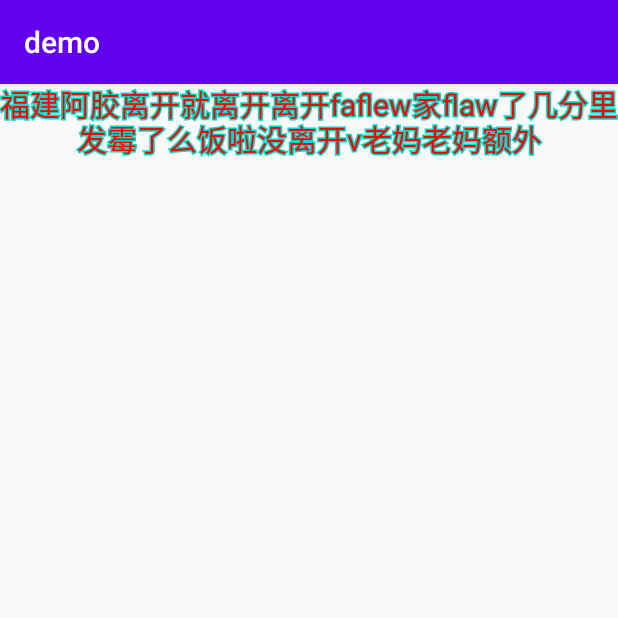
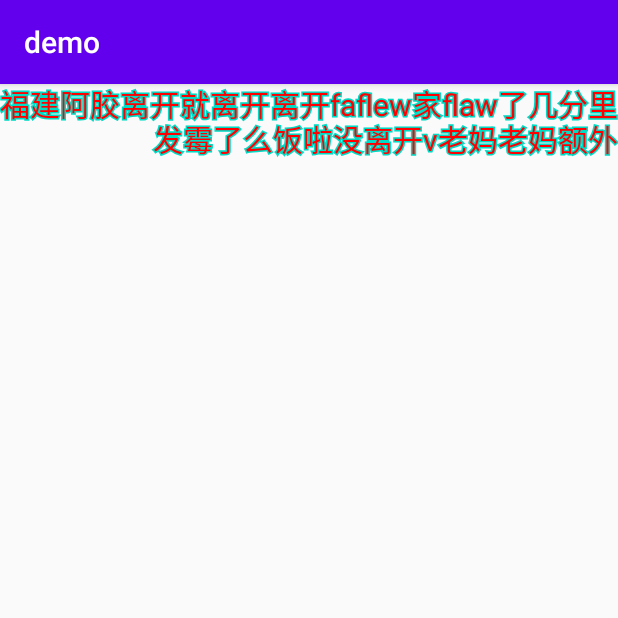
Before and after one commit to daemon369/StrokedTextView, an Android app: the screen it shows after launch (MainActivity), on a phone screen of 412 x 824 dp, the top half of it. Run offline under Robolectric (Android 15) with nearby library versions, the phone set to English and light mode, and no system bars.

Commit message:
set text gravity

```diff
--- a/demo/src/main/res/layout/activity_main.xml
+++ b/demo/src/main/res/layout/activity_main.xml
@@ -10,6 +10,7 @@
         android:id="@+id/stroked_text_view"
         android:layout_width="match_parent"
         android:layout_height="match_parent"
+        app:daemon_gravity="right"
         app:daemon_solid_text_color="#ff0000"
         app:daemon_stroke_text_color="@color/teal_200"
         app:daemon_stroke_width="2dp"
--- a/library/src/main/java/me/daemon/strokedtextview/StrokedTextView.kt
+++ b/library/src/main/java/me/daemon/strokedtextview/StrokedTextView.kt
@@ -9,6 +9,7 @@ import android.text.StaticLayout
 import android.text.TextDirectionHeuristics
 import android.text.TextPaint
 import android.util.AttributeSet
+import android.view.Gravity
 import android.view.View
 import kotlin.math.min
 
@@ -27,7 +28,10 @@ class StrokedTextView @JvmOverloads constructor(
     var textSize: Float
         get() = paint.textSize
         set(value) {
+            if (paint.textSize == value) return
             paint.textSize = value
+            requestLayout()
+            invalidate()
         }
 
     var solidTextColor: Int = Color.BLACK
@@ -47,7 +51,15 @@ class StrokedTextView @JvmOverloads constructor(
     var strokeWidth: Float
         get() = paint.strokeWidth
         set(value) {
+            if (paint.strokeWidth == value) return
             paint.strokeWidth = value
+            invalidate()
+        }
+
+    var gravity: Int = Gravity.START or Gravity.TOP
+        set(value) {
+            if (field == value) return
+            field = value
             invalidate()
         }
 
@@ -70,6 +82,7 @@ class StrokedTextView @JvmOverloads constructor(
                 solidTextColor = t.getColor(R.styleable.StrokedTextView_daemon_solid_text_color, Color.BLACK)
                 strokeTextColor = t.getColor(R.styleable.StrokedTextView_daemon_stroke_text_color, Color.WHITE)
                 strokeWidth = t.getDimension(R.styleable.StrokedTextView_daemon_stroke_width, paint.strokeWidth)
+                gravity = t.getInteger(R.styleable.StrokedTextView_daemon_gravity, Gravity.START or Gravity.TOP)
             } finally {
                 t.recycle()
             }
@@ -87,6 +100,11 @@ class StrokedTextView @JvmOverloads constructor(
         } else {
             min(Layout.getDesiredWidth(text, paint).toInt(), wSize)
         }
+
+
+        val layoutDirection = layoutDirection
+        val absoluteGravity = Gravity.getAbsoluteGravity(gravity, layoutDirection)
+        val verticalGravity = gravity and Gravity.VERTICAL_GRAVITY_MASK
 
         initLayout(w)
 
@@ -111,8 +129,20 @@ class StrokedTextView @JvmOverloads constructor(
     }
 
     private fun initLayout(w: Int) {
-        layout =
-                if (android.os.Build.VERSION.SDK_INT >= android.os.Build.VERSION_CODES.M) {
+        val layoutDirection = layoutDirection
+        val absoluteGravity = Gravity.getAbsoluteGravity(gravity, layoutDirection)
+//        val verticalGravity = gravity and Gravity.VERTICAL_GRAVITY_MASK
+
+
+        val alignment = when (absoluteGravity and Gravity.HORIZONTAL_GRAVITY_MASK) {
+            Gravity.CENTER_HORIZONTAL -> Layout.Alignment.ALIGN_CENTER
+            Gravity.RIGHT -> {
+                Layout.Alignment.ALIGN_OPPOSITE
+            }
+            else -> Layout.Alignment.ALIGN_NORMAL
+        }
+
+        layout = if (android.os.Build.VERSION.SDK_INT >= android.os.Build.VERSION_CODES.M) {
             StaticLayout.Builder
                     .obtain(
                             text,
@@ -121,7 +151,7 @@ class StrokedTextView @JvmOverloads constructor(
                             paint,
                             w
                     )
-                            .setAlignment(Layout.Alignment.ALIGN_CENTER)
+                    .setAlignment(alignment)
                     .setTextDirection(TextDirectionHeuristics.LTR)
                     .setLineSpacing(0f, 1f)
 //                    .setBreakStrategy(breakStrategy)
@@ -133,7 +163,7 @@ class StrokedTextView @JvmOverloads constructor(
                     text,
                     paint,
                     w,
-                            Layout.Alignment.ALIGN_CENTER,
+                    alignment,
                     1f,
                     0f,
                     true
```
Also changed, not shown: library/src/main/res/values/styles.xml (+13 -1 lines). Lines whose indentation alone changed are shown as unchanged.
